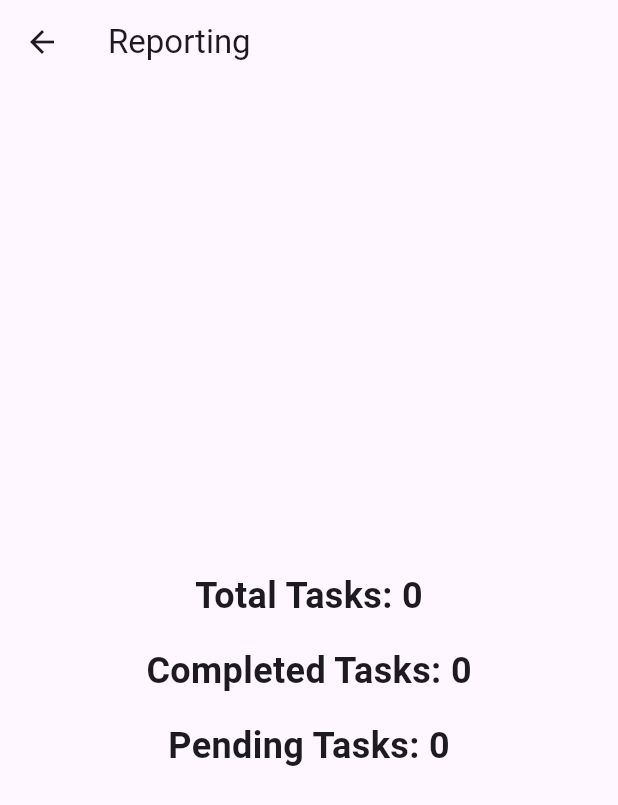
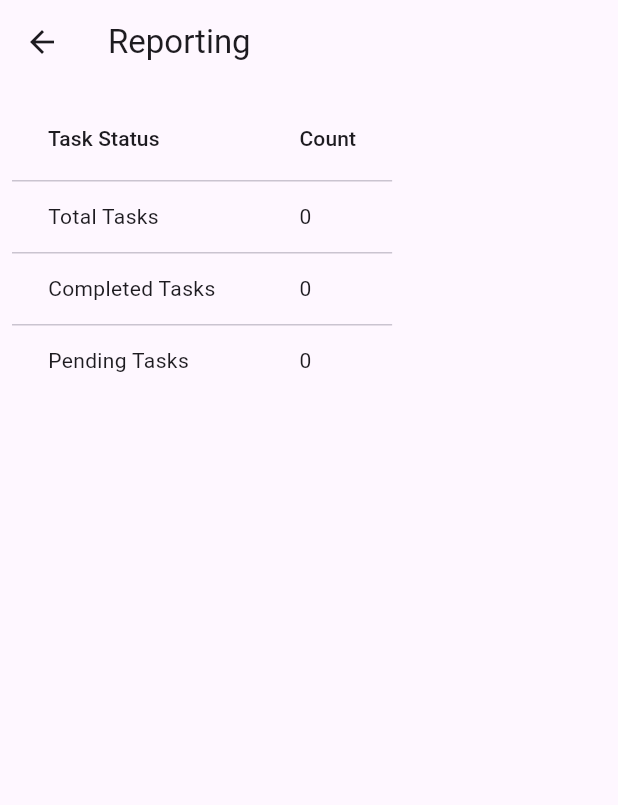
Before and after one commit to johnnnys3/task-management, a Flutter app: the ReportingScreen screen opened directly, on a phone screen of 412 x 824 dp. Shown: the top 805 px of the screen. Run offline on Flutter 3.47's test engine with Material 3 defaults, Android fonts, the phone set to English and light mode, and no system bars; drawn by our look-alikes of fl_chart; our stand-ins replace firebase_auth, firebase_core, sqflite, table_calendar; missing offline and left inert: simple_gesture_detector; accounts and stored records are empty.

Commit message:
reporting,update,task creation

```diff
--- a/lib/data/database_helper.dart
+++ b/lib/data/database_helper.dart
@@ -51,7 +51,7 @@ class DatabaseHelper {
       isCompleted: maps[i]['completed'] == 1,
       description: '',
       dueDate: DateTime.now(), // You need to provide a default value for DateTime
-      priority: 0, // You need to provide a default value for int
+       // You need to provide a default value for int
       attachments: [],
       assignedTo: '',
     );
--- a/lib/models/task.dart
+++ b/lib/models/task.dart
@@ -4,7 +4,7 @@ class Task {
   final String title;
   final String description;
   final DateTime dueDate;
-  final int priority;
+
   final List<String> attachments;
   final String assignedTo;
   bool isCompleted;
@@ -14,7 +14,7 @@ class Task {
     required this.title,
     required this.description,
     required this.dueDate,
-    required this.priority,
+
     required this.attachments,
     required this.assignedTo,
     this.isCompleted = false,
@@ -27,7 +27,7 @@ class Task {
       title: map['title'],
       description: map['description'],
       dueDate: DateTime.parse(map['dueDate']),
-      priority: map['priority'],
+
       attachments: List<String>.from(map['attachments']),
       assignedTo: map['assignedTo'],
       isCompleted: map['isCompleted'] == 1,
@@ -40,7 +40,7 @@ class Task {
       'title': title,
       'description': description,
       'dueDate': dueDate.toIso8601String(),
-      'priority': priority,
+
       'attachments': attachments,
       'assignedTo': assignedTo,
       'isCompleted': isCompleted ? 1 : 0,
--- a/lib/screens/reporting_screen.dart
+++ b/lib/screens/reporting_screen.dart
@@ -1,7 +1,5 @@
 import 'package:flutter/material.dart';
-import 'package:fl_chart/fl_chart.dart';
 import 'package:task_management/data/database_helper.dart';
-
 
 class ReportingScreen extends StatefulWidget {
   @override
@@ -40,57 +38,25 @@ class _ReportingScreenState extends State<ReportingScreen> {
           child: Column(
             mainAxisAlignment: MainAxisAlignment.center,
             children: [
-              Container(
-                width: double.infinity,
-                height: 300,
-                child: PieChart(
-                 PieChartData(
-                    borderData: FlBorderData(
-                      show: false,
-                    ),
-                    sectionsSpace: 0,
-                    centerSpaceRadius: 0,
-                    sections: [
-                      PieChartSectionData(
-                        color: Color(0xFF4caf50),
-                        value: _completedTasks.toDouble(),
-                        title: 'Completed',
-                        radius: 120,
-                        titleStyle: TextStyle(
-                          fontSize: 18,
-                          fontWeight: FontWeight.bold,
-                          color: Color(0xFF4caf50),
-                        ),
-                      ),
-                      PieChartSectionData(
-                        color: Color(0xFFffeb3b),
-                        value: _pendingTasks.toDouble(),
-                        title: 'Pending',
-                        radius: 120,
-                        titleStyle: TextStyle(
-                          fontSize: 18,
-                          fontWeight: FontWeight.bold,
-                          color: Color(0xFFffeb3b),
-                        ),
-                      ),
+              DataTable(
+                columns: [
+                  DataColumn(label: Text('Task Status')),
+                  DataColumn(label: Text('Count')),
                 ],
-                 ),
-                ),
-              ),
-              SizedBox(height: 16),
-              Text(
-                'Total Tasks: $_totalTasks',
-                style: TextStyle(fontSize: 24, fontWeight: FontWeight.bold),
-              ),
-              SizedBox(height: 16),
-              Text(
-                'Completed Tasks: $_completedTasks',
-                style: TextStyle(fontSize: 24, fontWeight: FontWeight.bold),
-              ),
-              SizedBox(height: 16),
-              Text(
-                'Pending Tasks: $_pendingTasks',
-                style: TextStyle(fontSize: 24, fontWeight: FontWeight.bold),
+                rows: [
+                  DataRow(cells: [
+                    DataCell(Text('Total Tasks')),
+                    DataCell(Text('$_totalTasks')),
+                  ]),
+                  DataRow(cells: [
+                    DataCell(Text('Completed Tasks')),
+                    DataCell(Text('$_completedTasks')),
+                  ]),
+                  DataRow(cells: [
+                    DataCell(Text('Pending Tasks')),
+                    DataCell(Text('$_pendingTasks')),
+                  ]),
+                ],
               ),
             ],
           ),
--- a/pubspec.yaml
+++ b/pubspec.yaml
@@ -39,6 +39,7 @@ dependencies:
   fl_chart: ^0.65.0
   path: ^1.8.3
   sqflite: ^2.3.0
+  intl: ^0.18.1
 
 
 
```
Also changed, not shown: lib/screens/task_creation_screen.dart (+68 -4 lines), lib/screens/task_details_screen.dart (+6 -3 lines), lib/screens/task_management_screen.dart (+64 -23 lines), lib/screens/update_task_screen.dart (+87 -46 lines), pubspec.lock. Lines whose indentation alone changed are shown as unchanged.
